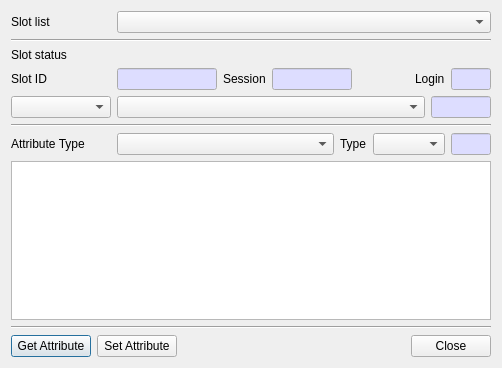
The window that CryptokiMan/edit_attribute_dlg.ui (jykim74/CryptokiMan) describes before a commit, drawn with Qt 5.
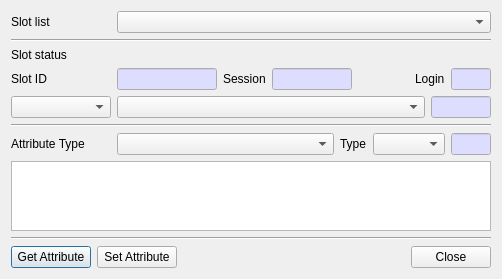
The same window after the commit.

Commit message: UI 조절

Diff of the .ui file:
```diff
--- a/CryptokiMan/edit_attribute_dlg.ui
+++ b/CryptokiMan/edit_attribute_dlg.ui
@@ -7,7 +7,7 @@
     <x>0</x>
     <y>0</y>
     <width>502</width>
-    <height>368</height>
+    <height>277</height>
    </rect>
   </property>
   <property name="windowTitle">
```
The commit also changes 4 other files.
